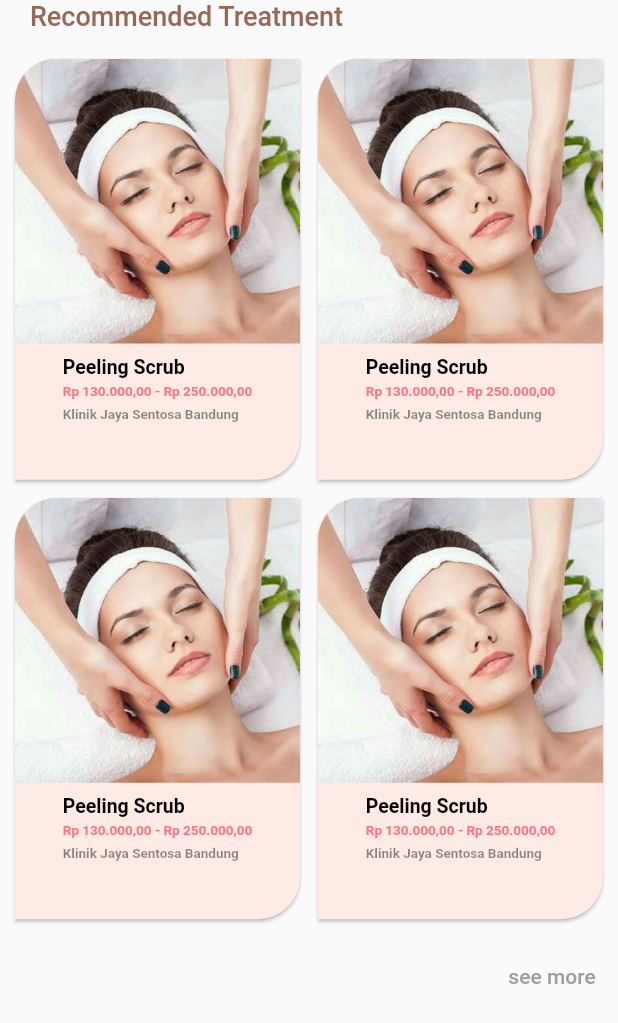
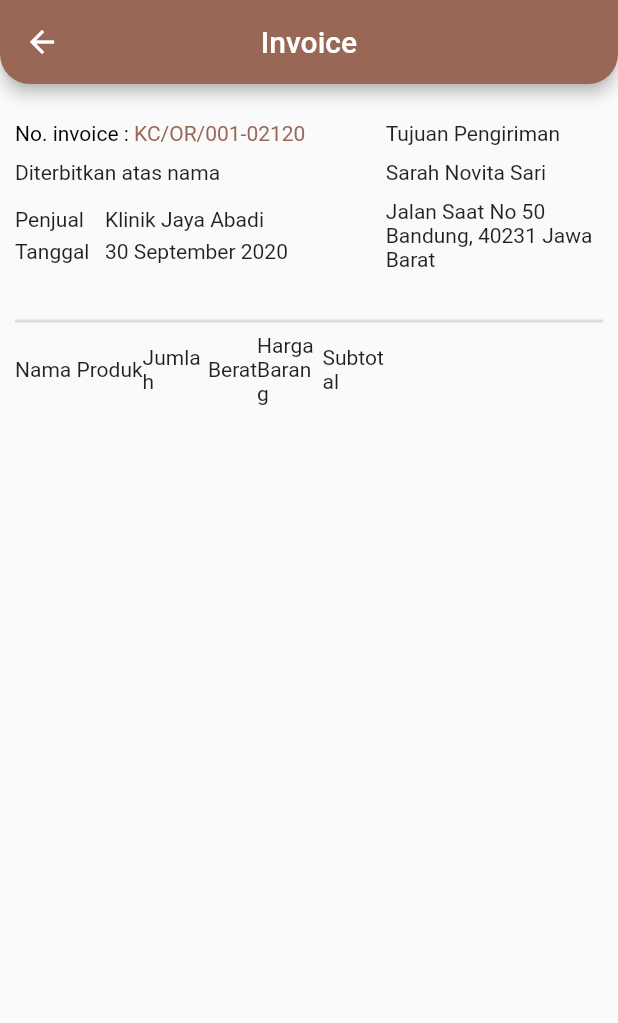
Before and after one commit to aldiandika/apps_kecantikan, a Flutter app: the HomeCardGrid widget shown alone on an empty page, opened directly, after a tap on "see more", on a phone screen of 412 x 824 dp. Shown: the top 1023 px of the screen. Run offline on Flutter 3.47's test engine with Material 2 defaults, Android fonts, the phone set to English and light mode, and no system bars; our stand-ins replace carousel_slider, double_back_to_close_app, get, smooth_page_indicator, timeline_tile; network calls fail.

Commit message:
invoice belum selesai

```diff
--- /dev/null
+++ b/lib/pages/invoice_page.dart
@@ -0,0 +1,121 @@
+import 'package:flutter/material.dart';
+
+class InvoicePage extends StatelessWidget {
+  @override
+  Widget build(BuildContext context) {
+    double widthScreen = MediaQuery.of(context).size.width;
+    return Scaffold(
+      appBar: AppBar(
+        title: Text("Invoice"),
+        centerTitle: true,
+        backgroundColor: Color(0xFF986756),
+        leading: IconButton(
+          icon: Icon(Icons.arrow_back),
+          onPressed: () {
+            Navigator.pop(context, 'Back to Home');
+          },
+        ),
+        shape: RoundedRectangleBorder(
+          borderRadius: const BorderRadius.only(
+            bottomLeft: Radius.circular(20.0),
+            bottomRight: Radius.circular(20.0),
+          ),
+        ),
+      ),
+      body: Container(
+        padding: EdgeInsets.symmetric(
+          vertical: 25,
+          horizontal: 10,
+        ),
+        child: Column(
+          children: [
+            Row(
+              children: [
+                Container(
+                  width: widthScreen * 0.6,
+                  child: RichText(
+                    text: TextSpan(
+                      text: 'No. invoice : ',
+                      style: TextStyle(color: Colors.black),
+                      children: <TextSpan>[
+                        TextSpan(
+                            text: 'KC/OR/001-02120',
+                            style: TextStyle(color: Color(0xff986756))),
+                      ],
+                    ),
+                  ),
+                ),
+                Expanded(
+                  child: Text("Tujuan Pengiriman"),
+                ),
+              ],
+            ),
+            SizedBox(height: 10),
+            Row(
+              children: [
+                Container(
+                  width: widthScreen * 0.6,
+                  child: Text("Diterbitkan atas nama"),
+                ),
+                Expanded(
+                  child: Text("Sarah Novita Sari"),
+                ),
+              ],
+            ),
+            SizedBox(height: 10),
+            Row(
+              children: [
+                Container(
+                  width: widthScreen * 0.6,
+                  child: Row(
+                    children: [
+                      Column(
+                        mainAxisAlignment: MainAxisAlignment.start,
+                        crossAxisAlignment: CrossAxisAlignment.start,
+                        children: [
+                          Row(
+                            children: [
+                              Container(
+                                width: 60,
+                                child: Text("Penjual"),
+                              ),
+                              Text("Klinik Jaya Abadi"),
+                            ],
+                          ),
+                          SizedBox(height: 5),
+                          Row(
+                            children: [
+                              Container(
+                                width: 60,
+                                child: Text("Tanggal"),
+                              ),
+                              Text("30 September 2020"),
+                            ],
+                          ),
+                        ],
+                      ),
+                    ],
+                  ),
+                ),
+                Expanded(
+                  child: Text("Jalan Saat No 50 Bandung, 40231 Jawa Barat"),
+                ),
+              ],
+            ),
+            SizedBox(height: 25),
+            Divider(thickness: 2),
+            Row(
+              children: [
+                Flexible(flex: 5,child: Text("Nama Produk")),
+                Flexible(child: Text("Jumlah")),
+                Flexible(child: Text("Berat")),
+                Flexible(child: Text("Harga Barang")),
+                Flexible(child: Text("Subtotal")),
+              ],
+            ),
+          ],
+        ),
+      ),
+    );
+  }
+}
--- a/lib/widgets/home_card_grid_widget.dart
+++ b/lib/widgets/home_card_grid_widget.dart
@@ -1,3 +1,4 @@
+import 'package:apps_kecantikan/pages/invoice_page.dart';
 import 'package:apps_kecantikan/widgets/subwidget_card_rec_treat.dart';
 import 'package:flutter/material.dart';
 
@@ -52,7 +53,12 @@ class _HomeCardGridState extends State<HomeCardGrid> {
               ),
             ),
             padding: EdgeInsets.all(0.0),
-            onPressed: () => print('Button pressed'),
+            onPressed: () {
+              Navigator.push(
+                context,
+                MaterialPageRoute(builder: (context) => InvoicePage()),
+              );
+            },
           ),
         ),
       ],
```
